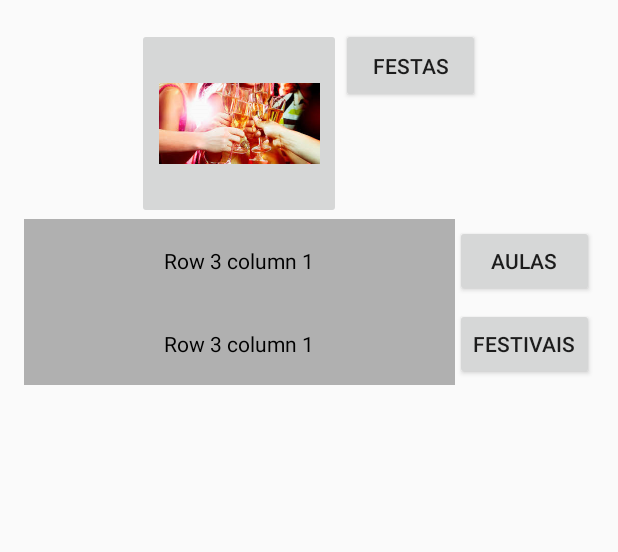
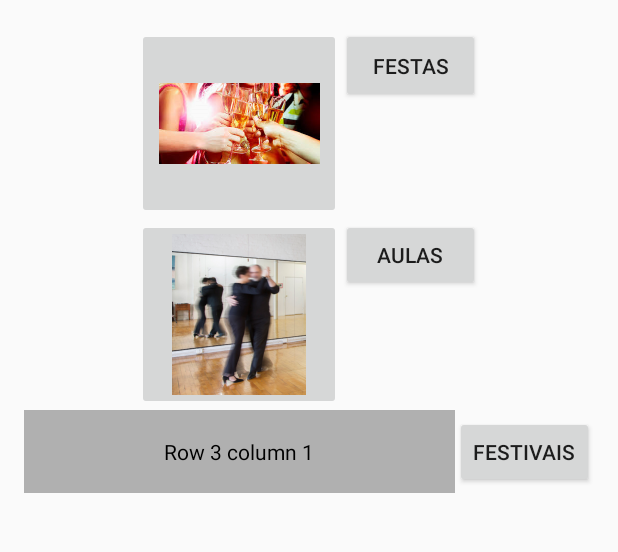
Before and after one commit to bernardo5/kizomba, an Android app: the screen it shows after launch (MainActivity), on a phone screen of 412 x 824 dp, the part 246-798 px from its top. Run offline under Robolectric (Android 15) with nearby library versions, the phone set to English and light mode, and no system bars.

Commit message:
com imagem aulas

```diff
--- a/app/Kapp/app/src/main/res/layout/activity_main.xml
+++ b/app/Kapp/app/src/main/res/layout/activity_main.xml
@@ -87,16 +87,17 @@
             android:layout_width="fill_parent"
             android:gravity="center_horizontal">
 
-            <TextView
-                android:id="@+id/TextView03" android:text="Row 3 column 1"
-                android:layout_weight="1"  android:background="#b0b0b0"
-                android:textColor="#000000"
-                android:padding="18dip" android:gravity="center"/>
+            <ImageButton
+                android:layout_width="wrap_content"
+                android:layout_height="wrap_content"
+                android:id="@+id/imageAulas"
+                android:onClick="onClick"
+                android:layout_column="0"
+                android:src="@drawable/ic_aulas_image_button"/>
 
             <Button
-                android:layout_height="wrap_content"
+                android:layout_width="wrap_content"
                 android:id="@+id/button_aulas"
-                android:layout_width="wrap_content"
                 android:text="Aulas"
                 android:onClick="onClick"
                 android:layout_column="2">
```
Also changed, not shown: app/Kapp/app/src/main/res/drawable-hdpi/ic_aulas_image_button.png (added), app/Kapp/app/src/main/res/drawable-mdpi/ic_aulas_image_button.png (added), app/Kapp/app/src/main/res/drawable-xhdpi/ic_aulas_image_button.png (added), app/Kapp/app/src/main/res/drawable-xxhdpi/ic_aulas_image_button.png (added), app/Kapp/app/src/main/res/drawable-xxxhdpi/ic_aulas_image_button.png (added), 2 other files.
